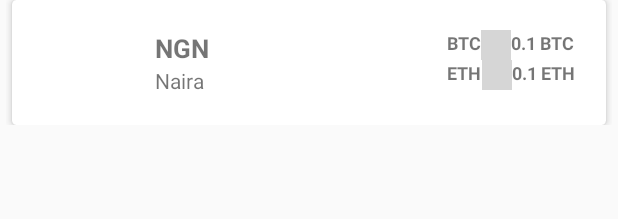
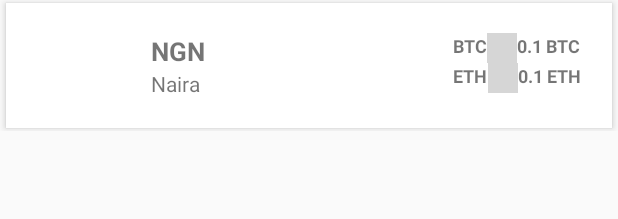
Before and after one commit to osinakayah/currency-exchange-rate, an Android app: the layout single_currency_row.xml on its own in the app's theme, with its tools: preview values and no code run, on a phone screen of 412 x 824 dp. Shown: the top 219 px of the screen. Run offline under Robolectric (Android 15) with nearby library versions, the phone set to English and light mode, and no system bars; plain views replace MaterialIconView, SimpleDraweeView; network calls fail; grey boxes are pictures that could not be loaded.

Commit message:
fixed bug to recalculate currency when crytocurrency is switched

```diff
--- a/app/src/main/java/com/protoype/osindex/currencyexchange/activities/ConversionActivity.java
+++ b/app/src/main/java/com/protoype/osindex/currencyexchange/activities/ConversionActivity.java
@@ -158,7 +158,6 @@ public class ConversionActivity extends AppCompatActivity implements AdapterView
         }
 
         if(stringAmount.equalsIgnoreCase("")){
-            Toast.makeText(this, "Please enter a valid number", Toast.LENGTH_LONG).show();
             return;
         }
 
@@ -184,6 +183,7 @@ public class ConversionActivity extends AppCompatActivity implements AdapterView
             txtViewCryptoCurrencySymbol.setText("ETH");
             conversionManager.setFromRate(1/(Double.parseDouble(realWorldCurrency.getExchangeRateAgainstEth())), hasSwaped);
         }
+        convertCurrency();
     }
 
     @Override
@@ -204,6 +204,9 @@ public class ConversionActivity extends AppCompatActivity implements AdapterView
             public void onPadClicked(NumPadButton button) {
                 String buttonClicked            = getNumberClicked(button.name());
                 String currentValueOnTextView   = getCurrenctCurrencyValue();
+                if(buttonClicked.equalsIgnoreCase(".") && currentValueOnTextView.contains(".")){
+                    return;
+                }
                 if(hasSwaped){
                     if(buttonClicked.equalsIgnoreCase("D")){
                         if(currentValueOnTextView.length() > 0){
--- a/app/src/main/res/layout/content_main.xml
+++ b/app/src/main/res/layout/content_main.xml
@@ -17,8 +17,7 @@
         android:layout_height="wrap_content"
         app:layout_constraintRight_toRightOf="parent"
         app:layout_constraintLeft_toLeftOf="parent"
-        app:layout_constraintTop_toTopOf="parent"
-        android:layout_marginTop="@dimen/margin">
+        app:layout_constraintTop_toTopOf="parent">
 
         <android.support.v7.widget.RecyclerView
             android:id="@+id/currency_list_recycler_view"
--- a/app/src/main/res/layout/single_currency_row.xml
+++ b/app/src/main/res/layout/single_currency_row.xml
@@ -5,17 +5,17 @@
     xmlns:card_view="http://schemas.android.com/apk/res-auto"
     android:layout_width="match_parent"
     android:layout_height="wrap_content"
-    android:layout_marginRight="@dimen/margin"
-    android:layout_marginLeft="@dimen/margin"
-    android:layout_marginBottom="@dimen/margin">
+    >
 
     <android.support.v7.widget.CardView
         card_view:cardElevation="3dp"
+        android:layout_width="match_parent"
+        android:layout_height="wrap_content"
         android:layout_marginLeft="@dimen/margin"
         android:layout_marginRight="@dimen/margin"
-        android:layout_width="match_parent"
-        android:layout_height="wrap_content"
-        card_view:cardCornerRadius="3dp">
+        android:layout_marginTop="2dp"
+        android:layout_marginBottom="2dp"
+        card_view:cardCornerRadius="0dp">
 
 
         <LinearLayout
```
Also changed, not shown: app/src/main/ic_launcher-web.png (added), app/src/main/res/drawable/eth.png, app/src/main/res/mipmap-hdpi/ic_launcher.png, app/src/main/res/mipmap-mdpi/ic_launcher.png, app/src/main/res/mipmap-xhdpi/ic_launcher.png, app/src/main/res/mipmap-xxhdpi/ic_launcher.png, app/src/main/res/mipmap-xxxhdpi/ic_launcher.png.
